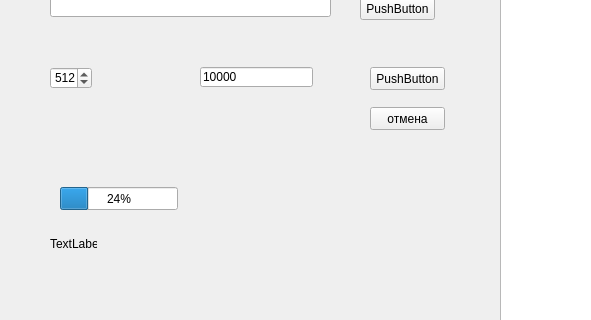
The window that test_client_py/test_cpp/test_update_stm32/mainwindow.ui (Sergey-V-Z/STM32F4_Boot) describes before a commit, drawn with Qt 5; both pictures show x 0 to 591 and y 173 to 493 of the 800 by 600 pixel window.
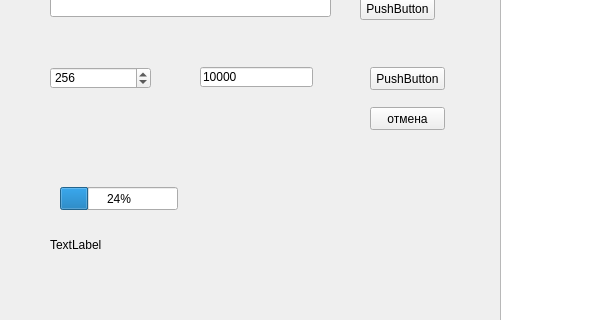
The same window after the commit.

The edit to the form file:
```diff
--- a/test_client_py/test_cpp/test_update_stm32/mainwindow.ui
+++ b/test_client_py/test_cpp/test_update_stm32/mainwindow.ui
@@ -100,15 +100,15 @@
      <rect>
       <x>50</x>
       <y>240</y>
-      <width>42</width>
+      <width>101</width>
       <height>22</height>
      </rect>
     </property>
     <property name="maximum">
-     <number>1024</number>
+     <number>10000</number>
     </property>
     <property name="value">
-     <number>512</number>
+     <number>256</number>
     </property>
    </widget>
    <widget class="QLineEdit" name="versionEdit">
@@ -168,8 +168,8 @@
      <rect>
       <x>50</x>
       <y>410</y>
-      <width>47</width>
-      <height>14</height>
+      <width>431</width>
+      <height>16</height>
      </rect>
     </property>
     <property name="text">
```
